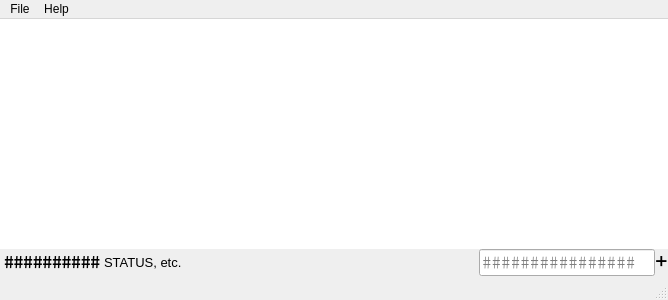
Qt form ZeroTierUI/mainwindow.ui (zerotier/ZeroTierOne) before a commit.
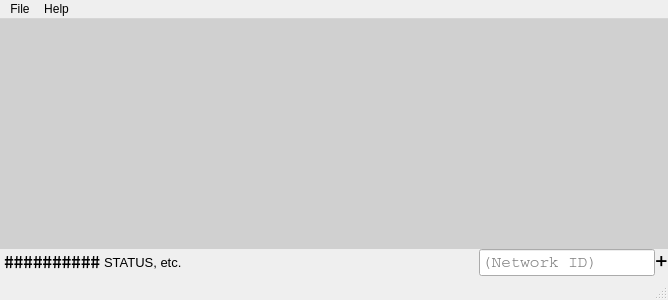
The same form after that commit. Icons and pictures are not drawn.

```diff
--- a/ZeroTierUI/mainwindow.ui
+++ b/ZeroTierUI/mainwindow.ui
@@ -40,10 +40,14 @@
        <enum>Qt::NoFocus</enum>
       </property>
       <property name="styleSheet">
-       <string notr="true">QListWidget#networkListWidget::Item {
-	background-color: rgba(0,0,0,10);
+       <string notr="true">QListWidget#networkListWidget {
+	background-color: rgba(0,0,0,33);
+}
+
+QListWidget#networkListWidget::Item {
+	background-color: palette(base);
 	padding: 0;
-	margin: 0 0.15em 0.15em 0.15em;
+	margin: 0 0 0.25em 0;
 }</string>
       </property>
       <property name="frameShape">
@@ -186,7 +190,7 @@
           <bool>true</bool>
          </property>
          <property name="placeholderText">
-          <string>################</string>
+          <string>(Network ID)</string>
          </property>
         </widget>
        </item>
```
Left out of the diff: 3 changed lines with no effect on the pictures.
